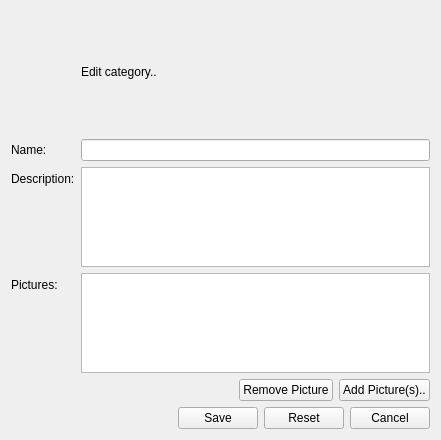
The window that client/uiforms/category_edit.ui (Wolframe/configurator) describes before a commit, drawn with Qt 5.
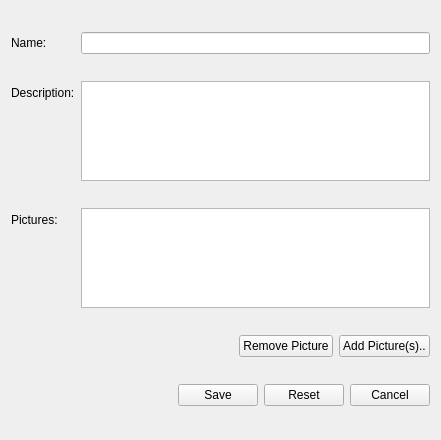
The same window after the commit. Icons and pictures are not drawn.

Commit message: small estetic changes to some forms

Patch:
```diff
--- a/client/uiforms/category_edit.ui
+++ b/client/uiforms/category_edit.ui
@@ -24,23 +24,6 @@
     <enum>QFormLayout::AllNonFixedFieldsGrow</enum>
    </property>
    <item row="0" column="0">
-    <widget class="QLabel" name="label_3">
-     <property name="text">
-      <string/>
-     </property>
-     <property name="pixmap">
-      <pixmap resource="../configurator.qrc">:/images/folder_edit.png</pixmap>
-     </property>
-    </widget>
-   </item>
-   <item row="0" column="1">
-    <widget class="QLabel" name="label_4">
-     <property name="text">
-      <string>Edit category..</string>
-     </property>
-    </widget>
-   </item>
-   <item row="1" column="0">
     <widget class="QLabel" name="label_name">
      <property name="text">
       <string>Name:</string>
@@ -50,14 +33,14 @@
      </property>
     </widget>
    </item>
-   <item row="1" column="1">
+   <item row="0" column="1">
     <widget class="QLineEdit" name="name">
      <property name="initialFocus" stdset="0">
       <bool>true</bool>
      </property>
     </widget>
    </item>
-   <item row="2" column="0">
+   <item row="1" column="0">
     <widget class="QLabel" name="label_description">
      <property name="text">
       <string>Description:</string>
@@ -67,7 +50,7 @@
      </property>
     </widget>
    </item>
-   <item row="2" column="1">
+   <item row="1" column="1">
     <widget class="QPlainTextEdit" name="description">
      <property name="maximumSize">
       <size>
@@ -77,14 +60,14 @@
      </property>
     </widget>
    </item>
-   <item row="3" column="0">
+   <item row="2" column="0">
     <widget class="QLabel" name="label">
      <property name="text">
       <string>Pictures:</string>
      </property>
     </widget>
    </item>
-   <item row="3" column="1">
+   <item row="2" column="1">
     <widget class="QListWidget" name="pictures">
      <property name="maximumSize">
       <size>
@@ -139,7 +122,7 @@
      </property>
     </widget>
    </item>
-   <item row="4" column="1">
+   <item row="3" column="1">
     <layout class="QHBoxLayout" name="horizontalLayout_2">
      <item>
       <spacer name="horizontalSpacer_2">
@@ -179,7 +162,7 @@
      </item>
     </layout>
    </item>
-   <item row="5" column="0" colspan="2">
+   <item row="4" column="0" colspan="2">
     <layout class="QHBoxLayout" name="horizontalLayout">
      <item>
       <spacer name="horizontalSpacer">
```
Left out of the diff: 5 changed lines with no effect on the pictures. The commit also changes 7 other files.
